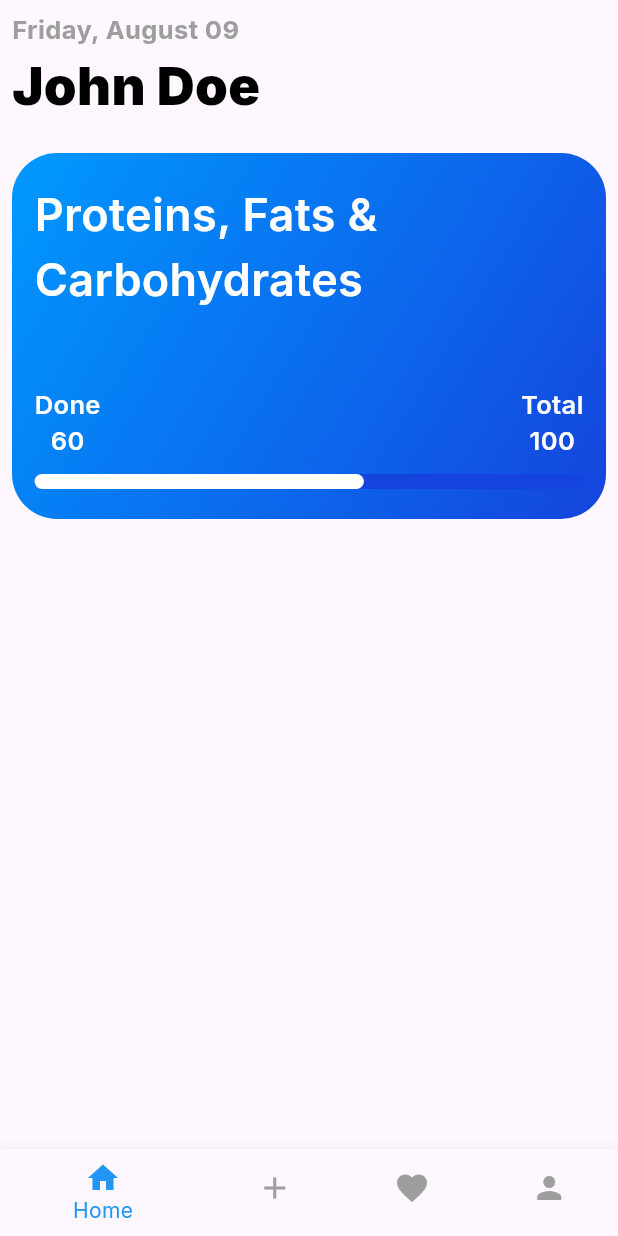
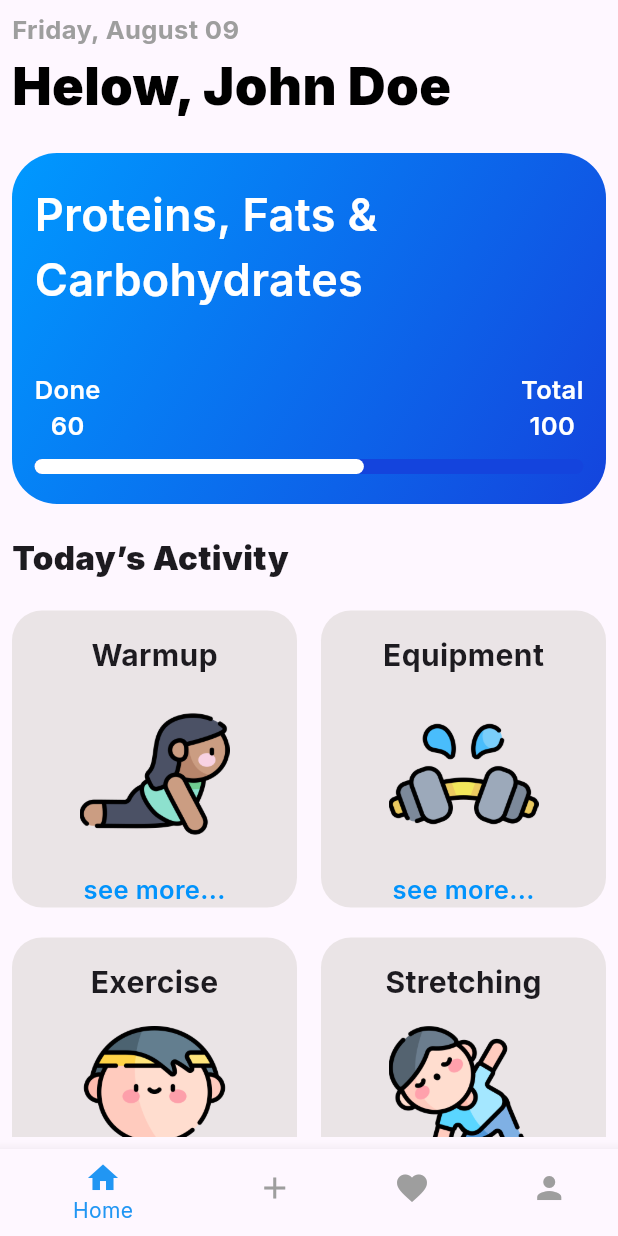
Before and after one commit to THARINDUnirmal/flutter-gym-app, a Flutter app: the screen it shows after launch, on a phone screen of 412 x 824 dp. Run offline on Flutter 3.47's test engine with Material 3 defaults, Android fonts, the phone set to English and light mode, and no system bars; our stand-ins replace google_fonts.

Commit message:
navigation cards added

```diff
--- a/lib/pages/home_page.dart
+++ b/lib/pages/home_page.dart
@@ -1,6 +1,7 @@
 import 'package:flutter/material.dart';
 import 'package:gym_app/data/user_data.dart';
 import 'package:gym_app/pages/utils/colors.dart';
+import 'package:gym_app/widgets/navigation_card.dart';
 import 'package:gym_app/widgets/progress_card.dart';
 import 'package:intl/intl.dart';
 
@@ -39,20 +40,66 @@ class _HomePageState extends State<HomePage> {
                   ),
                 ),
                 Text(
-                  userData.fullName,
+                  "Helow, ${userData.fullName}",
                   style: const TextStyle(
                     fontSize: 35,
                     fontWeight: FontWeight.w900,
                     color: kmainTopicColor,
                   ),
                 ),
-                SizedBox(
+                const SizedBox(
                   height: 20,
                 ),
-                ProgressCard(
+                const ProgressCard(
                   total: 100,
                   progress: 0.6,
                 ),
+                const SizedBox(
+                  height: 20,
+                ),
+                const Text(
+                  "Today’s Activity",
+                  style: TextStyle(
+                    fontSize: 22,
+                    fontWeight: FontWeight.w900,
+                  ),
+                ),
+                const SizedBox(
+                  height: 20,
+                ),
+                const Row(
+                  mainAxisAlignment: MainAxisAlignment.spaceBetween,
+                  children: [
+                    NavigationCard(
+                      title: "Warmup",
+                      imageUrl: "assets/images/exercises/cobra.png",
+                      description: "see more...",
+                    ),
+                    NavigationCard(
+                      title: "Equipment",
+                      imageUrl: "assets/images/equipments/dumbbells2.png",
+                      description: "see more...",
+                    )
+                  ],
+                ),
+                const SizedBox(
+                  height: 20,
+                ),
+                const Row(
+                  mainAxisAlignment: MainAxisAlignment.spaceBetween,
+                  children: [
+                    NavigationCard(
+                      title: "Exercise",
+                      imageUrl: "assets/images/exercises/weightlifting.png",
+                      description: "see more...",
+                    ),
+                    NavigationCard(
+                      title: "Stretching",
+                      imageUrl: "assets/images/exercises/yoga.png",
+                      description: "see more...",
+                    )
+                  ],
+                )
               ],
             ),
           ),
--- a/lib/pages/utils/colors.dart
+++ b/lib/pages/utils/colors.dart
@@ -7,3 +7,6 @@ const Color klinerGredientColor1 = Color(0xff0099FF);
 const Color klinerGredientColor2 = Color(0xff1444DD);
 const Color kmainBlueColor = Color(0xff1444DD);
 const Color kmainWhiteColor = Color(0xffffffff);
+
+const Color knavCardBgColor = Color.fromARGB(201, 229, 223, 223);
+const Color knavCardDescTextColor = Color(0xff0193FC);
--- /dev/null
+++ b/lib/widgets/navigation_card.dart
@@ -0,0 +1,59 @@
+import 'package:flutter/material.dart';
+import 'package:gym_app/pages/utils/colors.dart';
+
+class NavigationCard extends StatelessWidget {
+  final String title;
+  final String imageUrl;
+  final String description;
+
+  const NavigationCard({
+    super.key,
+    required this.title,
+    required this.imageUrl,
+    required this.description,
+  });
+
+  @override
+  Widget build(BuildContext context) {
+    return Container(
+      width: 190,
+      decoration: BoxDecoration(
+        borderRadius: BorderRadius.circular(20),
+        color: knavCardBgColor,
+      ),
+      child: Column(
+        children: [
+          const SizedBox(
+            height: 15,
+          ),
+          Text(
+            title,
+            style: const TextStyle(
+              fontSize: 20,
+              fontWeight: FontWeight.w700,
+            ),
+          ),
+          const SizedBox(
+            height: 15,
+          ),
+          Image.asset(
+            imageUrl,
+            width: 100,
+            fit: BoxFit.cover,
+          ),
+          const SizedBox(
+            height: 15,
+          ),
+          Text(
+            description,
+            style: const TextStyle(
+              fontSize: 17,
+              fontWeight: FontWeight.w600,
+              color: knavCardDescTextColor,
+            ),
+          ),
+        ],
+      ),
+    );
+  }
+}
--- a/lib/widgets/progress_card.dart
+++ b/lib/widgets/progress_card.dart
@@ -47,7 +47,7 @@ class _ProgressCardState extends State<ProgressCard> {
             ),
           ),
           const SizedBox(
-            height: 50,
+            height: 40,
           ),
           Row(
             mainAxisAlignment: MainAxisAlignment.spaceBetween,
--- a/pubspec.yaml
+++ b/pubspec.yaml
@@ -61,9 +61,9 @@ flutter:
   uses-material-design: true
 
   # To add assets to your application, add an assets section, like this:
-  # assets:
-  #   - images/a_dot_burr.jpeg
-  #   - images/a_dot_ham.jpeg
+  assets:
+    - assets/images/equipments/
+    - assets/images/exercises/
 
   # An image asset can refer to one or more resolution-specific "variants", see
   # https://flutter.dev/assets-and-images/#resolution-aware
```
